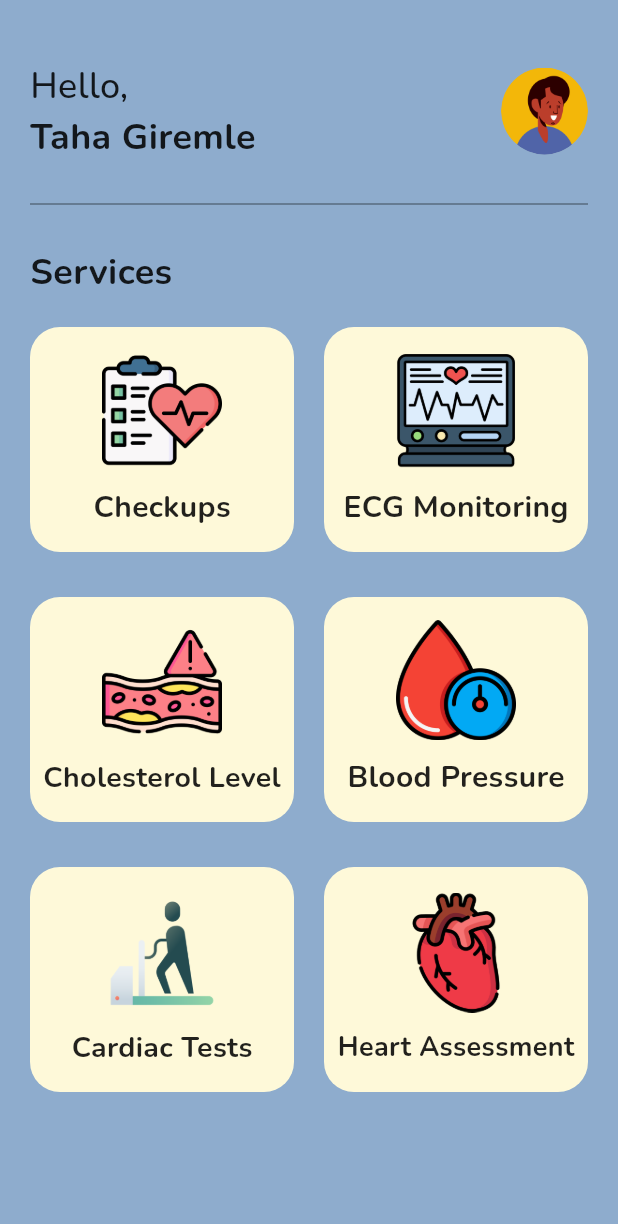
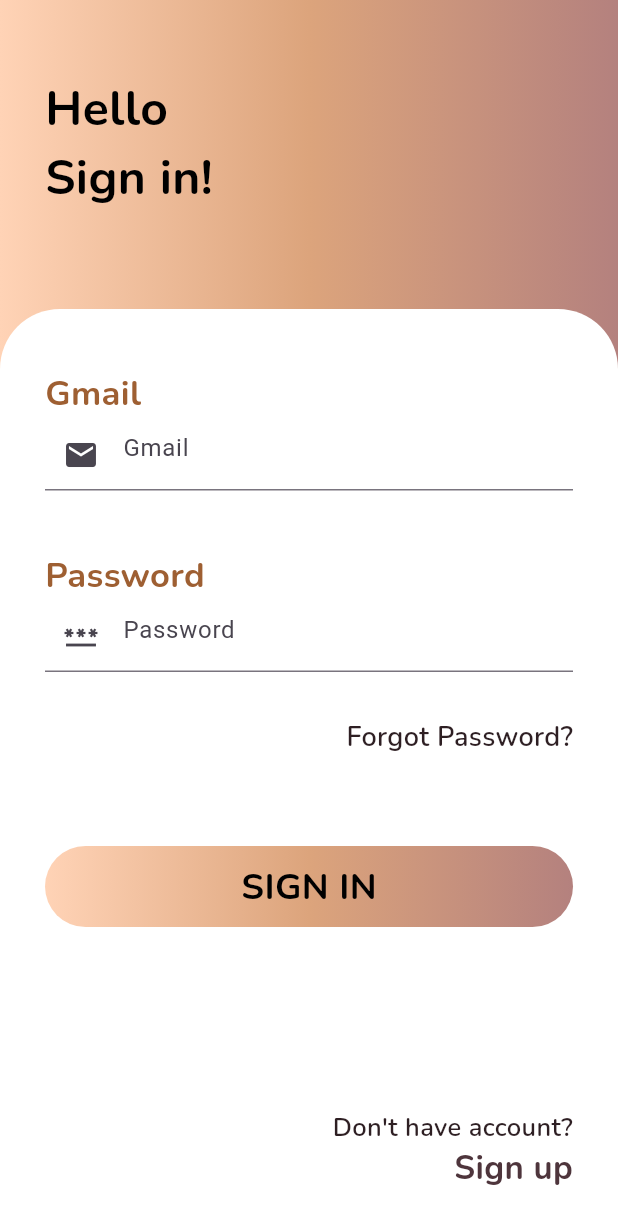
Before and after one commit to tahagiremle/doctor_booking_flutter, a Flutter app: the screen it shows after launch, on a phone screen of 412 x 824 dp. Shown: the top 1224 px of the screen. Run offline on Flutter 3.47's test engine with Material 3 defaults, Android fonts, the phone set to English and light mode, and no system bars; our stand-ins replace google_fonts.

Commit message:
add login page

```diff
--- a/lib/main.dart
+++ b/lib/main.dart
@@ -1,5 +1,6 @@
 import 'package:doctor_booking_flutter/pages/booking.dart';
 import 'package:doctor_booking_flutter/pages/homepage.dart';
+import 'package:doctor_booking_flutter/pages/login.dart';
 import 'package:doctor_booking_flutter/pages/onboarding.dart';
 import 'package:flutter/material.dart';
 
@@ -14,7 +15,7 @@ class MyApp extends StatelessWidget {
   Widget build(BuildContext context) {
     return MaterialApp(
       debugShowCheckedModeBanner: false,
-      home: HomePage(),
+      home: LogIn(),
     );
   }
 }
--- /dev/null
+++ b/lib/pages/login.dart
@@ -0,0 +1,156 @@
+import 'package:flutter/material.dart';
+import 'package:google_fonts/google_fonts.dart';
+
+class LogIn extends StatefulWidget {
+  const LogIn({super.key});
+
+  @override
+  State<LogIn> createState() => _LogInState();
+}
+
+class _LogInState extends State<LogIn> {
+  @override
+  Widget build(BuildContext context) {
+    return Scaffold(
+      body: Container(
+        child: Stack(
+          children: [
+            Container(
+              padding: EdgeInsets.only(
+                left: 30,
+                top: 50,
+              ),
+              height: MediaQuery.of(context).size.height / 2,
+              width: MediaQuery.of(context).size.width,
+              decoration: BoxDecoration(
+                gradient: LinearGradient(
+                  colors: [
+                    Color.fromARGB(255, 255, 211, 182),
+                    Color.fromARGB(255, 220, 164, 124),
+                    Color(0xFFb4817e),
+                  ],
+                ),
+              ),
+              child: Text(
+                "Hello\nSign in!",
+                style: GoogleFonts.nunito(
+                    color: Colors.black,
+                    fontSize: 32,
+                    fontWeight: FontWeight.bold),
+              ),
+            ),
+            Container(
+              padding:
+                  EdgeInsets.only(top: 40, left: 30, right: 30, bottom: 30),
+              margin:
+                  EdgeInsets.only(top: MediaQuery.of(context).size.height / 4),
+              height: MediaQuery.of(context).size.height,
+              width: MediaQuery.of(context).size.width,
+              decoration: BoxDecoration(
+                color: Colors.white,
+                borderRadius: BorderRadius.only(
+                  topLeft: Radius.circular(40),
+                  topRight: Radius.circular(40),
+                ),
+              ),
+              child: Column(
+                crossAxisAlignment: CrossAxisAlignment.start,
+                children: [
+                  Text(
+                    "Gmail",
+                    style: GoogleFonts.nunito(
+                        color: Color.fromARGB(255, 158, 95, 50),
+                        fontSize: 23,
+                        fontWeight: FontWeight.w700),
+                  ),
+                  TextField(
+                    decoration: InputDecoration(
+                      hintText: "Gmail",
+                      prefixIcon: Icon(Icons.mail),
+                    ),
+                  ),
+                  SizedBox(height: 40),
+                  Text(
+                    "Password",
+                    style: GoogleFonts.nunito(
+                        color: Color.fromARGB(255, 158, 95, 50),
+                        fontSize: 23,
+                        fontWeight: FontWeight.w700),
+                  ),
+                  TextField(
+                    decoration: InputDecoration(
+                      hintText: "Password",
+                      prefixIcon: Icon(Icons.password),
+                    ),
+                    obscureText: true,
+                  ),
+                  SizedBox(height: 30),
+                  Row(
+                    mainAxisAlignment: MainAxisAlignment.end,
+                    children: [
+                      Text(
+                        "Forgot Password?",
+                        style: GoogleFonts.nunito(
+                            color: Color.fromARGB(255, 46, 31, 35),
+                            fontSize: 18,
+                            fontWeight: FontWeight.w600),
+                      ),
+                    ],
+                  ),
+                  SizedBox(height: 60),
+                  Container(
+                    padding: EdgeInsets.symmetric(vertical: 10),
+                    width: MediaQuery.of(context).size.width,
+                    decoration: BoxDecoration(
+                        gradient: LinearGradient(
+                          colors: [
+                            Color.fromARGB(255, 255, 211, 182),
+                            Color.fromARGB(255, 220, 164, 124),
+                            Color(0xFFb4817e),
+                          ],
+                        ),
+                        borderRadius: BorderRadius.circular(30)),
+                    child: Center(
+                      child: Text(
+                        "SIGN IN",
+                        style: GoogleFonts.nunito(
+                            color: Colors.black,
+                            fontSize: 24,
+                            fontWeight: FontWeight.bold),
+                      ),
+                    ),
+                  ),
+                  Spacer(),
+                  Row(
+                    mainAxisAlignment: MainAxisAlignment.end,
+                    children: [
+                      Text(
+                        "Don't have account?",
+                        style: GoogleFonts.nunito(
+                            color: Color.fromARGB(255, 46, 31, 35),
+                            fontSize: 17,
+                            fontWeight: FontWeight.w600),
+                      ),
+                    ],
+                  ),
+                  Row(
+                    mainAxisAlignment: MainAxisAlignment.end,
+                    children: [
+                      Text(
+                        "Sign up",
+                        style: GoogleFonts.nunito(
+                            color: Color.fromARGB(255, 78, 53, 60),
+                            fontSize: 22,
+                            fontWeight: FontWeight.bold),
+                      ),
+                    ],
+                  ),
+                ],
+              ),
+            )
+          ],
+        ),
+      ),
+    );
+  }
+}
```
